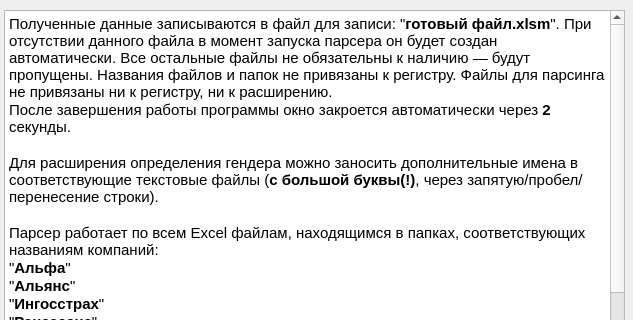
The window that window/ui/manual_window.ui (Zack8629/k-med) describes before a commit, drawn with Qt 5; both pictures show x 0 to 633 and y 0 to 320 of the 633 by 483 pixel window.
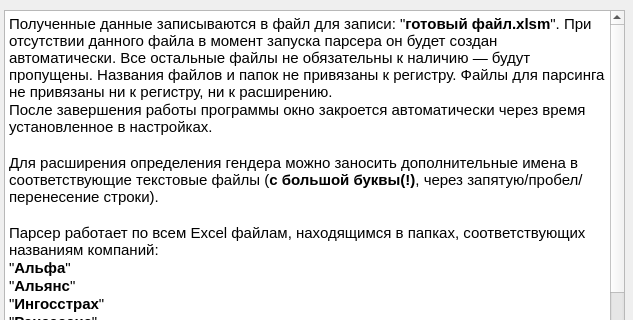
The same window after the commit.

```diff
--- a/window/ui/manual_window.ui
+++ b/window/ui/manual_window.ui
@@ -57,31 +57,31 @@
     <string>&lt;!DOCTYPE HTML PUBLIC &quot;-//W3C//DTD HTML 4.0//EN&quot; &quot;http://www.w3.org/TR/REC-html40/strict.dtd&quot;&gt;
 &lt;html&gt;&lt;head&gt;&lt;meta name=&quot;qrichtext&quot; content=&quot;1&quot; /&gt;&lt;style type=&quot;text/css&quot;&gt;
 p, li { white-space: pre-wrap; }
-&lt;/style&gt;&lt;/head&gt;&lt;body style=&quot; font-family:'Ubuntu'; font-size:11pt; font-weight:400; font-style:normal;&quot;&gt;
-&lt;p style=&quot; margin-top:0px; margin-bottom:0px; margin-left:0px; margin-right:0px; -qt-block-indent:0; text-indent:0px;&quot;&gt;Полученные данные записываются в файл для записи: &amp;quot;&lt;span style=&quot; font-weight:600;&quot;&gt;готовый файл.xlsm&lt;/span&gt;&amp;quot;. При отсутствии данного файла в момент запуска парсера он будет создан автоматически. Все остальные файлы не обязательны к наличию — будут пропущены. Названия файлов и папок не привязаны к регистру. Файлы для парсинга не привязаны ни к регистру, ни к расширению.&lt;/p&gt;
-&lt;p style=&quot; margin-top:0px; margin-bottom:0px; margin-left:0px; margin-right:0px; -qt-block-indent:0; text-indent:0px;&quot;&gt;После завершения работы программы окно закроется автоматически через &lt;span style=&quot; font-weight:600;&quot;&gt;2&lt;/span&gt; секунды.&lt;/p&gt;
-&lt;p style=&quot;-qt-paragraph-type:empty; margin-top:0px; margin-bottom:0px; margin-left:0px; margin-right:0px; -qt-block-indent:0; text-indent:0px;&quot;&gt;&lt;br /&gt;&lt;/p&gt;
-&lt;p style=&quot; margin-top:0px; margin-bottom:0px; margin-left:0px; margin-right:0px; -qt-block-indent:0; text-indent:0px;&quot;&gt;Для расширения определения гендера можно заносить дополнительные имена в соответствующие текстовые файлы (&lt;span style=&quot; font-weight:600;&quot;&gt;с большой буквы(!)&lt;/span&gt;, через запятую/пробел/перенесение строки).&lt;/p&gt;
-&lt;p style=&quot;-qt-paragraph-type:empty; margin-top:0px; margin-bottom:0px; margin-left:0px; margin-right:0px; -qt-block-indent:0; text-indent:0px;&quot;&gt;&lt;br /&gt;&lt;/p&gt;
-&lt;p style=&quot; margin-top:0px; margin-bottom:0px; margin-left:0px; margin-right:0px; -qt-block-indent:0; text-indent:0px;&quot;&gt;Парсер работает по всем Excel файлам, находящимся в папках, соответствующих названиям компаний:&lt;/p&gt;
-&lt;p style=&quot; margin-top:0px; margin-bottom:0px; margin-left:0px; margin-right:0px; -qt-block-indent:0; text-indent:0px;&quot;&gt;&amp;quot;&lt;span style=&quot; font-weight:600;&quot;&gt;Альфа&lt;/span&gt;&amp;quot;&lt;/p&gt;
-&lt;p style=&quot; margin-top:0px; margin-bottom:0px; margin-left:0px; margin-right:0px; -qt-block-indent:0; text-indent:0px;&quot;&gt;&amp;quot;&lt;span style=&quot; font-weight:600;&quot;&gt;Альянс&lt;/span&gt;&amp;quot;&lt;/p&gt;
-&lt;p style=&quot; margin-top:0px; margin-bottom:0px; margin-left:0px; margin-right:0px; -qt-block-indent:0; text-indent:0px;&quot;&gt;&amp;quot;&lt;span style=&quot; font-weight:600;&quot;&gt;Ингосстрах&lt;/span&gt;&amp;quot;&lt;/p&gt;
-&lt;p style=&quot; margin-top:0px; margin-bottom:0px; margin-left:0px; margin-right:0px; -qt-block-indent:0; text-indent:0px;&quot;&gt;&amp;quot;&lt;span style=&quot; font-weight:600;&quot;&gt;Ренессанс&lt;/span&gt;&amp;quot;&lt;/p&gt;
-&lt;p style=&quot; margin-top:0px; margin-bottom:0px; margin-left:0px; margin-right:0px; -qt-block-indent:0; text-indent:0px;&quot;&gt;&amp;quot;&lt;span style=&quot; font-weight:600;&quot;&gt;Ресо&lt;/span&gt;&amp;quot;&lt;/p&gt;
-&lt;p style=&quot; margin-top:0px; margin-bottom:0px; margin-left:0px; margin-right:0px; -qt-block-indent:0; text-indent:0px;&quot;&gt;&amp;quot;&lt;span style=&quot; font-weight:600;&quot;&gt;Росгосстрах&lt;/span&gt;&amp;quot;&lt;/p&gt;
-&lt;p style=&quot; margin-top:0px; margin-bottom:0px; margin-left:0px; margin-right:0px; -qt-block-indent:0; text-indent:0px;&quot;&gt;&amp;quot;&lt;span style=&quot; font-weight:600;&quot;&gt;Согаз&lt;/span&gt;&amp;quot; - (файлы у которых ФИО в одном столбце)&lt;/p&gt;
-&lt;p style=&quot; margin-top:0px; margin-bottom:0px; margin-left:0px; margin-right:0px; -qt-block-indent:0; text-indent:0px;&quot;&gt;&amp;quot;&lt;span style=&quot; font-weight:600;&quot;&gt;Согаз ф_и_о&lt;/span&gt;&amp;quot; - (файлы у которых ФИО в разных столбцах)&lt;/p&gt;
-&lt;p style=&quot; margin-top:0px; margin-bottom:0px; margin-left:0px; margin-right:0px; -qt-block-indent:0; text-indent:0px;&quot;&gt;&amp;quot;&lt;span style=&quot; font-weight:600;&quot;&gt;Согласие 13&lt;/span&gt;&amp;quot; - (файлы у которых первая запись клиента начинается на 13 строке)&lt;/p&gt;
-&lt;p style=&quot; margin-top:0px; margin-bottom:0px; margin-left:0px; margin-right:0px; -qt-block-indent:0; text-indent:0px;&quot;&gt;&amp;quot;&lt;span style=&quot; font-weight:600;&quot;&gt;Согласие 15&lt;/span&gt;&amp;quot; - (файлы у которых первая запись клиента начинается на 15 строке)&lt;/p&gt;
-&lt;p style=&quot;-qt-paragraph-type:empty; margin-top:0px; margin-bottom:0px; margin-left:0px; margin-right:0px; -qt-block-indent:0; text-indent:0px;&quot;&gt;&lt;br /&gt;&lt;/p&gt;
-&lt;p style=&quot; margin-top:0px; margin-bottom:0px; margin-left:0px; margin-right:0px; -qt-block-indent:0; text-indent:0px;&quot;&gt;После прочтения файла парсером прочитанный файл перемещается во вложенную папку &amp;quot;&lt;span style=&quot; font-weight:600;&quot;&gt;прочитанные файлы&lt;/span&gt;&amp;quot; (создается автоматически в случае отсутствия). При наличии в папке &amp;quot;прочитанные файлы&amp;quot; файла с таким же именем, как у перемещаемого файла, файл не будет перемещен.&lt;/p&gt;
-&lt;p style=&quot;-qt-paragraph-type:empty; margin-top:0px; margin-bottom:0px; margin-left:0px; margin-right:0px; -qt-block-indent:0; text-indent:0px;&quot;&gt;&lt;br /&gt;&lt;/p&gt;
-&lt;p style=&quot; margin-top:0px; margin-bottom:0px; margin-left:0px; margin-right:0px; -qt-block-indent:0; text-indent:0px;&quot;&gt;Схема расположения файлов:&lt;/p&gt;
-&lt;p style=&quot; margin-top:0px; margin-bottom:0px; margin-left:0px; margin-right:0px; -qt-block-indent:0; text-indent:0px;&quot;&gt;&lt;span style=&quot; font-style:italic;&quot;&gt;&amp;quot;парсер&amp;quot;/&amp;quot;готовый файл.xlsm&amp;quot;&lt;/span&gt;&lt;/p&gt;
-&lt;p style=&quot; margin-top:0px; margin-bottom:0px; margin-left:0px; margin-right:0px; -qt-block-indent:0; text-indent:0px;&quot;&gt;&lt;span style=&quot; font-style:italic;&quot;&gt;&amp;quot;парсер&amp;quot;/списки имён/&amp;quot;мужские(женские) имена.txt&amp;quot;&lt;/span&gt;&lt;/p&gt;
-&lt;p style=&quot; margin-top:0px; margin-bottom:0px; margin-left:0px; margin-right:0px; -qt-block-indent:0; text-indent:0px;&quot;&gt;&lt;span style=&quot; font-style:italic;&quot;&gt;&amp;quot;парсер&amp;quot;/списки от СК/&amp;quot;папка из списка&amp;quot;/&amp;quot;файлы для парсинга&amp;quot;&lt;/span&gt;&lt;/p&gt;
-&lt;p style=&quot; margin-top:0px; margin-bottom:0px; margin-left:0px; margin-right:0px; -qt-block-indent:0; text-indent:0px;&quot;&gt;&lt;span style=&quot; font-style:italic;&quot;&gt;&amp;quot;парсер&amp;quot;/списки от СК/&amp;quot;папка из списка&amp;quot;/прочитанные файлы/&amp;quot;прочитанные файлы&amp;quot;&lt;/span&gt;&lt;/p&gt;&lt;/body&gt;&lt;/html&gt;</string>
+&lt;/style&gt;&lt;/head&gt;&lt;body style=&quot; font-family:'MS Shell Dlg 2'; font-size:8.25pt; font-weight:400; font-style:normal;&quot;&gt;
+&lt;p style=&quot; margin-top:0px; margin-bottom:0px; margin-left:0px; margin-right:0px; -qt-block-indent:0; text-indent:0px;&quot;&gt;&lt;span style=&quot; font-family:'Ubuntu'; font-size:11pt;&quot;&gt;Полученные данные записываются в файл для записи: &amp;quot;&lt;/span&gt;&lt;span style=&quot; font-family:'Ubuntu'; font-size:11pt; font-weight:600;&quot;&gt;готовый файл.xlsm&lt;/span&gt;&lt;span style=&quot; font-family:'Ubuntu'; font-size:11pt;&quot;&gt;&amp;quot;. При отсутствии данного файла в момент запуска парсера он будет создан автоматически. Все остальные файлы не обязательны к наличию — будут пропущены. Названия файлов и папок не привязаны к регистру. Файлы для парсинга не привязаны ни к регистру, ни к расширению.&lt;/span&gt;&lt;/p&gt;
+&lt;p style=&quot; margin-top:0px; margin-bottom:0px; margin-left:0px; margin-right:0px; -qt-block-indent:0; text-indent:0px;&quot;&gt;&lt;span style=&quot; font-family:'Ubuntu'; font-size:11pt;&quot;&gt;После завершения работы программы окно закроется автоматически через время установленное в настройках.&lt;/span&gt;&lt;/p&gt;
+&lt;p style=&quot;-qt-paragraph-type:empty; margin-top:0px; margin-bottom:0px; margin-left:0px; margin-right:0px; -qt-block-indent:0; text-indent:0px; font-family:'Ubuntu'; font-size:11pt;&quot;&gt;&lt;br /&gt;&lt;/p&gt;
+&lt;p style=&quot; margin-top:0px; margin-bottom:0px; margin-left:0px; margin-right:0px; -qt-block-indent:0; text-indent:0px;&quot;&gt;&lt;span style=&quot; font-family:'Ubuntu'; font-size:11pt;&quot;&gt;Для расширения определения гендера можно заносить дополнительные имена в соответствующие текстовые файлы (&lt;/span&gt;&lt;span style=&quot; font-family:'Ubuntu'; font-size:11pt; font-weight:600;&quot;&gt;с большой буквы(!)&lt;/span&gt;&lt;span style=&quot; font-family:'Ubuntu'; font-size:11pt;&quot;&gt;, через запятую/пробел/перенесение строки).&lt;/span&gt;&lt;/p&gt;
+&lt;p style=&quot;-qt-paragraph-type:empty; margin-top:0px; margin-bottom:0px; margin-left:0px; margin-right:0px; -qt-block-indent:0; text-indent:0px; font-family:'Ubuntu'; font-size:11pt;&quot;&gt;&lt;br /&gt;&lt;/p&gt;
+&lt;p style=&quot; margin-top:0px; margin-bottom:0px; margin-left:0px; margin-right:0px; -qt-block-indent:0; text-indent:0px;&quot;&gt;&lt;span style=&quot; font-family:'Ubuntu'; font-size:11pt;&quot;&gt;Парсер работает по всем Excel файлам, находящимся в папках, соответствующих названиям компаний:&lt;/span&gt;&lt;/p&gt;
+&lt;p style=&quot; margin-top:0px; margin-bottom:0px; margin-left:0px; margin-right:0px; -qt-block-indent:0; text-indent:0px;&quot;&gt;&lt;span style=&quot; font-family:'Ubuntu'; font-size:11pt;&quot;&gt;&amp;quot;&lt;/span&gt;&lt;span style=&quot; font-family:'Ubuntu'; font-size:11pt; font-weight:600;&quot;&gt;Альфа&lt;/span&gt;&lt;span style=&quot; font-family:'Ubuntu'; font-size:11pt;&quot;&gt;&amp;quot;&lt;/span&gt;&lt;/p&gt;
+&lt;p style=&quot; margin-top:0px; margin-bottom:0px; margin-left:0px; margin-right:0px; -qt-block-indent:0; text-indent:0px;&quot;&gt;&lt;span style=&quot; font-family:'Ubuntu'; font-size:11pt;&quot;&gt;&amp;quot;&lt;/span&gt;&lt;span style=&quot; font-family:'Ubuntu'; font-size:11pt; font-weight:600;&quot;&gt;Альянс&lt;/span&gt;&lt;span style=&quot; font-family:'Ubuntu'; font-size:11pt;&quot;&gt;&amp;quot;&lt;/span&gt;&lt;/p&gt;
+&lt;p style=&quot; margin-top:0px; margin-bottom:0px; margin-left:0px; margin-right:0px; -qt-block-indent:0; text-indent:0px;&quot;&gt;&lt;span style=&quot; font-family:'Ubuntu'; font-size:11pt;&quot;&gt;&amp;quot;&lt;/span&gt;&lt;span style=&quot; font-family:'Ubuntu'; font-size:11pt; font-weight:600;&quot;&gt;Ингосстрах&lt;/span&gt;&lt;span style=&quot; font-family:'Ubuntu'; font-size:11pt;&quot;&gt;&amp;quot;&lt;/span&gt;&lt;/p&gt;
+&lt;p style=&quot; margin-top:0px; margin-bottom:0px; margin-left:0px; margin-right:0px; -qt-block-indent:0; text-indent:0px;&quot;&gt;&lt;span style=&quot; font-family:'Ubuntu'; font-size:11pt;&quot;&gt;&amp;quot;&lt;/span&gt;&lt;span style=&quot; font-family:'Ubuntu'; font-size:11pt; font-weight:600;&quot;&gt;Ренессанс&lt;/span&gt;&lt;span style=&quot; font-family:'Ubuntu'; font-size:11pt;&quot;&gt;&amp;quot;&lt;/span&gt;&lt;/p&gt;
+&lt;p style=&quot; margin-top:0px; margin-bottom:0px; margin-left:0px; margin-right:0px; -qt-block-indent:0; text-indent:0px;&quot;&gt;&lt;span style=&quot; font-family:'Ubuntu'; font-size:11pt;&quot;&gt;&amp;quot;&lt;/span&gt;&lt;span style=&quot; font-family:'Ubuntu'; font-size:11pt; font-weight:600;&quot;&gt;Ресо&lt;/span&gt;&lt;span style=&quot; font-family:'Ubuntu'; font-size:11pt;&quot;&gt;&amp;quot;&lt;/span&gt;&lt;/p&gt;
+&lt;p style=&quot; margin-top:0px; margin-bottom:0px; margin-left:0px; margin-right:0px; -qt-block-indent:0; text-indent:0px;&quot;&gt;&lt;span style=&quot; font-family:'Ubuntu'; font-size:11pt;&quot;&gt;&amp;quot;&lt;/span&gt;&lt;span style=&quot; font-family:'Ubuntu'; font-size:11pt; font-weight:600;&quot;&gt;Росгосстрах&lt;/span&gt;&lt;span style=&quot; font-family:'Ubuntu'; font-size:11pt;&quot;&gt;&amp;quot;&lt;/span&gt;&lt;/p&gt;
+&lt;p style=&quot; margin-top:0px; margin-bottom:0px; margin-left:0px; margin-right:0px; -qt-block-indent:0; text-indent:0px;&quot;&gt;&lt;span style=&quot; font-family:'Ubuntu'; font-size:11pt;&quot;&gt;&amp;quot;&lt;/span&gt;&lt;span style=&quot; font-family:'Ubuntu'; font-size:11pt; font-weight:600;&quot;&gt;Согаз&lt;/span&gt;&lt;span style=&quot; font-family:'Ubuntu'; font-size:11pt;&quot;&gt;&amp;quot; - (файлы у которых ФИО в одном столбце)&lt;/span&gt;&lt;/p&gt;
+&lt;p style=&quot; margin-top:0px; margin-bottom:0px; margin-left:0px; margin-right:0px; -qt-block-indent:0; text-indent:0px;&quot;&gt;&lt;span style=&quot; font-family:'Ubuntu'; font-size:11pt;&quot;&gt;&amp;quot;&lt;/span&gt;&lt;span style=&quot; font-family:'Ubuntu'; font-size:11pt; font-weight:600;&quot;&gt;Согаз ф_и_о&lt;/span&gt;&lt;span style=&quot; font-family:'Ubuntu'; font-size:11pt;&quot;&gt;&amp;quot; - (файлы у которых ФИО в разных столбцах)&lt;/span&gt;&lt;/p&gt;
+&lt;p style=&quot; margin-top:0px; margin-bottom:0px; margin-left:0px; margin-right:0px; -qt-block-indent:0; text-indent:0px;&quot;&gt;&lt;span style=&quot; font-family:'Ubuntu'; font-size:11pt;&quot;&gt;&amp;quot;&lt;/span&gt;&lt;span style=&quot; font-family:'Ubuntu'; font-size:11pt; font-weight:600;&quot;&gt;Согласие 13&lt;/span&gt;&lt;span style=&quot; font-family:'Ubuntu'; font-size:11pt;&quot;&gt;&amp;quot; - (файлы у которых первая запись клиента начинается на 13 строке)&lt;/span&gt;&lt;/p&gt;
+&lt;p style=&quot; margin-top:0px; margin-bottom:0px; margin-left:0px; margin-right:0px; -qt-block-indent:0; text-indent:0px;&quot;&gt;&lt;span style=&quot; font-family:'Ubuntu'; font-size:11pt;&quot;&gt;&amp;quot;&lt;/span&gt;&lt;span style=&quot; font-family:'Ubuntu'; font-size:11pt; font-weight:600;&quot;&gt;Согласие 15&lt;/span&gt;&lt;span style=&quot; font-family:'Ubuntu'; font-size:11pt;&quot;&gt;&amp;quot; - (файлы у которых первая запись клиента начинается на 15 строке)&lt;/span&gt;&lt;/p&gt;
+&lt;p style=&quot;-qt-paragraph-type:empty; margin-top:0px; margin-bottom:0px; margin-left:0px; margin-right:0px; -qt-block-indent:0; text-indent:0px; font-family:'Ubuntu'; font-size:11pt;&quot;&gt;&lt;br /&gt;&lt;/p&gt;
+&lt;p style=&quot; margin-top:0px; margin-bottom:0px; margin-left:0px; margin-right:0px; -qt-block-indent:0; text-indent:0px;&quot;&gt;&lt;span style=&quot; font-family:'Ubuntu'; font-size:11pt;&quot;&gt;После прочтения файла парсером прочитанный файл перемещается во вложенную папку &amp;quot;&lt;/span&gt;&lt;span style=&quot; font-family:'Ubuntu'; font-size:11pt; font-weight:600;&quot;&gt;прочитанные файлы&lt;/span&gt;&lt;span style=&quot; font-family:'Ubuntu'; font-size:11pt;&quot;&gt;&amp;quot; (создается автоматически в случае отсутствия). При наличии в папке &amp;quot;прочитанные файлы&amp;quot; файла с таким же именем, как у перемещаемого файла, файл не будет перемещен.&lt;/span&gt;&lt;/p&gt;
+&lt;p style=&quot;-qt-paragraph-type:empty; margin-top:0px; margin-bottom:0px; margin-left:0px; margin-right:0px; -qt-block-indent:0; text-indent:0px; font-family:'Ubuntu'; font-size:11pt;&quot;&gt;&lt;br /&gt;&lt;/p&gt;
+&lt;p style=&quot; margin-top:0px; margin-bottom:0px; margin-left:0px; margin-right:0px; -qt-block-indent:0; text-indent:0px;&quot;&gt;&lt;span style=&quot; font-family:'Ubuntu'; font-size:11pt;&quot;&gt;Схема расположения файлов:&lt;/span&gt;&lt;/p&gt;
+&lt;p style=&quot; margin-top:0px; margin-bottom:0px; margin-left:0px; margin-right:0px; -qt-block-indent:0; text-indent:0px;&quot;&gt;&lt;span style=&quot; font-family:'Ubuntu'; font-size:11pt; font-style:italic;&quot;&gt;&amp;quot;парсер&amp;quot;/&amp;quot;готовый файл.xlsm&amp;quot;&lt;/span&gt;&lt;/p&gt;
+&lt;p style=&quot; margin-top:0px; margin-bottom:0px; margin-left:0px; margin-right:0px; -qt-block-indent:0; text-indent:0px;&quot;&gt;&lt;span style=&quot; font-family:'Ubuntu'; font-size:11pt; font-style:italic;&quot;&gt;&amp;quot;парсер&amp;quot;/списки имён/&amp;quot;мужские(женские) имена.txt&amp;quot;&lt;/span&gt;&lt;/p&gt;
+&lt;p style=&quot; margin-top:0px; margin-bottom:0px; margin-left:0px; margin-right:0px; -qt-block-indent:0; text-indent:0px;&quot;&gt;&lt;span style=&quot; font-family:'Ubuntu'; font-size:11pt; font-style:italic;&quot;&gt;&amp;quot;парсер&amp;quot;/списки от СК/&amp;quot;папка из списка&amp;quot;/&amp;quot;файлы для парсинга&amp;quot;&lt;/span&gt;&lt;/p&gt;
+&lt;p style=&quot; margin-top:0px; margin-bottom:0px; margin-left:0px; margin-right:0px; -qt-block-indent:0; text-indent:0px;&quot;&gt;&lt;span style=&quot; font-family:'Ubuntu'; font-size:11pt; font-style:italic;&quot;&gt;&amp;quot;парсер&amp;quot;/списки от СК/&amp;quot;папка из списка&amp;quot;/прочитанные файлы/&amp;quot;прочитанные файлы&amp;quot;&lt;/span&gt;&lt;/p&gt;&lt;/body&gt;&lt;/html&gt;</string>
    </property>
   </widget>
  </widget>
```
